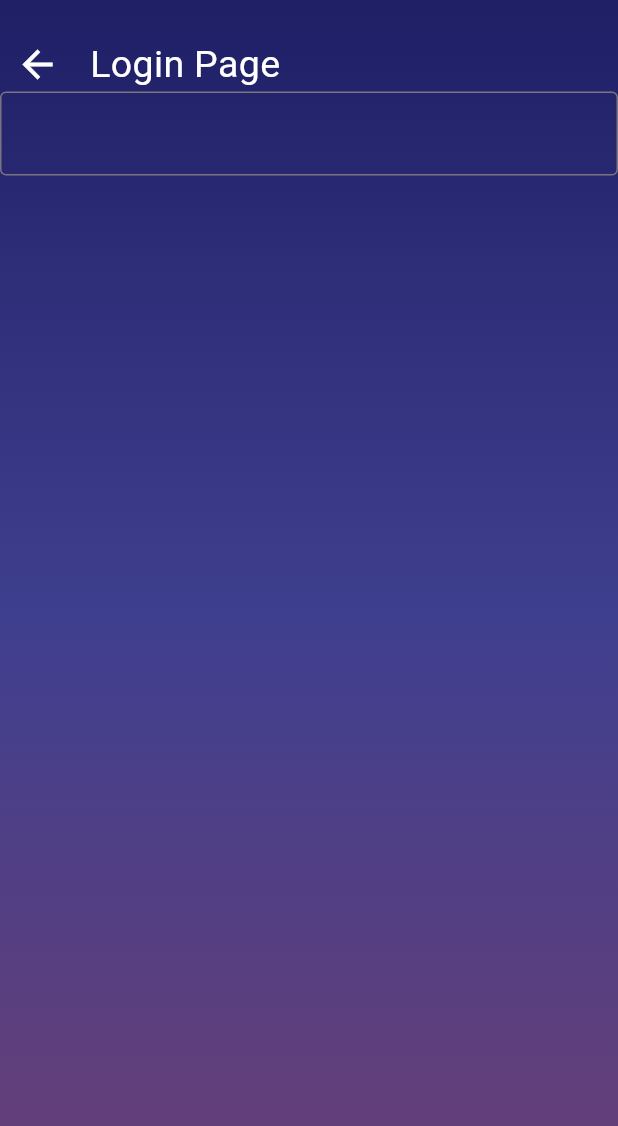
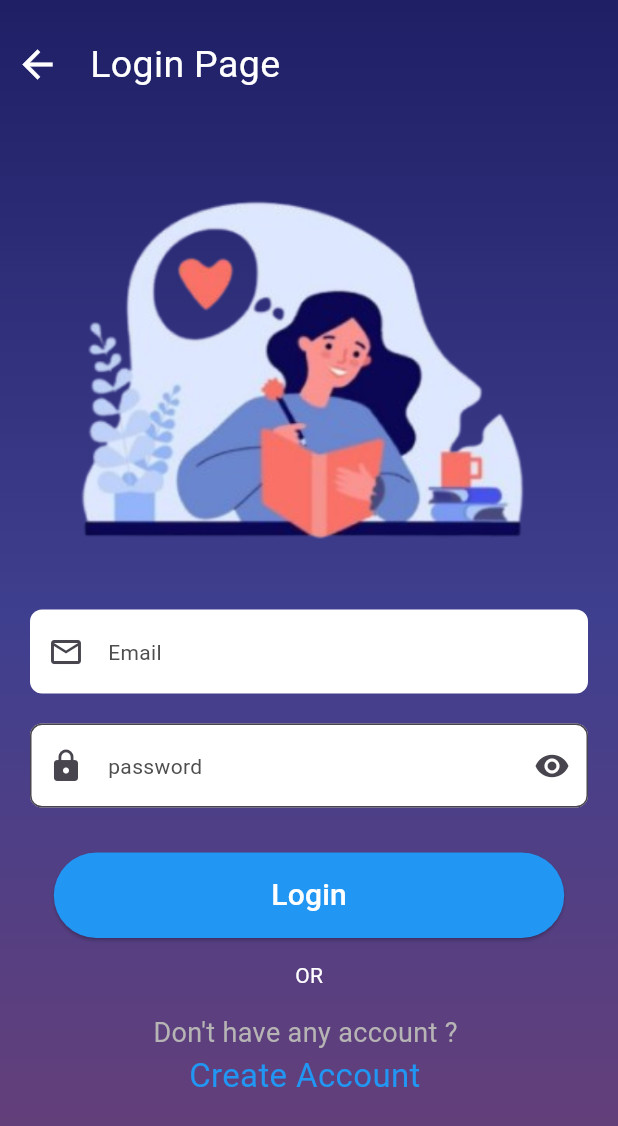
Before and after one commit to PranotiDeshmukh/innerink, a Flutter app: the Loginscreen screen opened directly, on a phone screen of 412 x 824 dp. Shown: the top 1126 px of the screen. Run offline on Flutter 3.47's test engine with Material 3 defaults, Android fonts, the phone set to English and light mode, and no system bars; our stand-ins replace get.

Commit message:
login screen created

```diff
--- /dev/null
+++ b/lib/colors/App_color.dart
@@ -0,0 +1,9 @@
+import 'dart:ui';
+
+import 'package:flutter/material.dart';
+
+class AppColor {
+  static const Color primarycolor = Colors.black;
+  static const Color secondarycolor = Colors.white;
+  static const Color ternarycolor =  Color.fromARGB(255, 78, 78, 78);
+}
--- /dev/null
+++ b/lib/route/App_routes.dart
@@ -0,0 +1,6 @@
+class AppRoutes {
+  static const String Loginscreen ='/Loginscreen';
+  static const  String Silderscreen2 ='/Silderscreen2';
+  static const String Sliderscreen1 = '/Sliderscreen1';
+  static const String Splashscreen ='/Splashscreen';
+}
--- a/lib/screens/Splashscreen.dart
+++ b/lib/screens/Splashscreen.dart
@@ -24,6 +24,7 @@ class _SplashscreenState extends State<Splashscreen> {
             ],
           ),
         ),
+
         child: Center(
           child: Image.asset("assets/images/image.png",
           height: 160,
--- a/lib/screens/loginscreen.dart
+++ b/lib/screens/loginscreen.dart
@@ -1,4 +1,5 @@
 import 'package:flutter/material.dart';
+import 'package:innerink_diary/colors/App_color.dart';
 
 class Loginscreen extends StatefulWidget {
   const Loginscreen({super.key});
@@ -27,30 +28,88 @@ class _LoginscreenState extends State<Loginscreen> {
     ),
   ),
   child:
-  Column(
+
+  SingleChildScrollView(scrollDirection: Axis.vertical,
+    child: Column(
+
       children: [
+
         Row(
           children: [
             Padding(
               padding: const EdgeInsets.only(left: 10,top: 25),
-            child: Icon(Icons.arrow_back,color: Colors.white,size: 30,),
+              child: Icon(Icons.arrow_back,color: AppColor.secondarycolor,size: 30,),
             ),
             SizedBox(width: 20,),
             Padding(
               padding: const EdgeInsets.only(top: 25),
-            child: Text("Login Page",style: TextStyle(color: Colors.white,fontSize: 25),),
+              child: Text("Login Page",style: TextStyle(color : AppColor.secondarycolor,fontSize: 25),),
             )
           ],
         ),
-      TextFormField(
+        SizedBox(height: 40,),
+
+        Image.asset("assets/images/loginimage.png"),
+        SizedBox(height: 20,),
+        Padding(
+          padding: const EdgeInsets.symmetric(horizontal: 20,),
+          child: TextFormField(
             decoration: InputDecoration(
+              prefixIcon: const Icon(Icons.email_outlined,),
+              hint: Text("Email",style: TextStyle(color: AppColor.ternarycolor,),),
+              filled: true,
+              fillColor: AppColor.secondarycolor,
               border: OutlineInputBorder(
+
+                        borderRadius: BorderRadius.circular(8),
+                        borderSide: BorderSide.none,
+
+
 
               )
             ),
 
+          ),
+        ),
+        SizedBox(height: 20,),
+
+        Padding(
+          padding: const EdgeInsets.symmetric(horizontal: 20,),
+          child: TextFormField(
+            decoration: InputDecoration(
+              prefixIcon: Icon(Icons.lock,),
+              hint: Text("password",style: TextStyle(color: AppColor.ternarycolor),),
+              suffixIcon: Icon(Icons.remove_red_eye),
+              fillColor: AppColor.secondarycolor,
+              filled: true,
+              border : OutlineInputBorder(
+                borderRadius: BorderRadius.circular(8),
               )
+            ),
+
+
+          ),
+        ),
+        SizedBox(height: 30,),
+
+
+         // padding: const EdgeInsets.only(left: 40),
+          //child:
+           ElevatedButton
+          (onPressed: (){},
+          style: ElevatedButton.styleFrom(
+            padding: EdgeInsets.symmetric(horizontal: 145,vertical: 14),
+            backgroundColor: Colors.blue),
+           child: Text("Login",style: TextStyle(color: AppColor.secondarycolor,fontSize: 20),),),
+
+            SizedBox(height: 15,),
+            Text("OR",style: TextStyle(color: AppColor.secondarycolor,),),
+            SizedBox(height: 15,),
+           Text("Don't have any account ? ",style: TextStyle(color: const Color.fromARGB(255, 182, 180, 180),fontSize: 18),),
+           Text("Create Account ",style: TextStyle(color: Colors.blue,fontSize: 22),)
+
       ],
+    ),
   )
 
       ),
--- a/pubspec.yaml
+++ b/pubspec.yaml
@@ -34,6 +34,7 @@ dependencies:
   # The following adds the Cupertino Icons font to your application.
   # Use with the CupertinoIcons class for iOS style icons.
   cupertino_icons: ^1.0.8
+  get: ^4.7.2
 
 dev_dependencies:
   flutter_test:
```
Also changed, not shown: lib/main.dart (+14 -7 lines), lib/screens/silderscreen2.dart (+7 -3 lines), lib/screens/sliderscreen1.dart (+4 -3 lines), assets/images/dream.png (deleted), assets/images/loginimage.png (added), pubspec.lock. Lines whose indentation alone changed are shown as unchanged.
